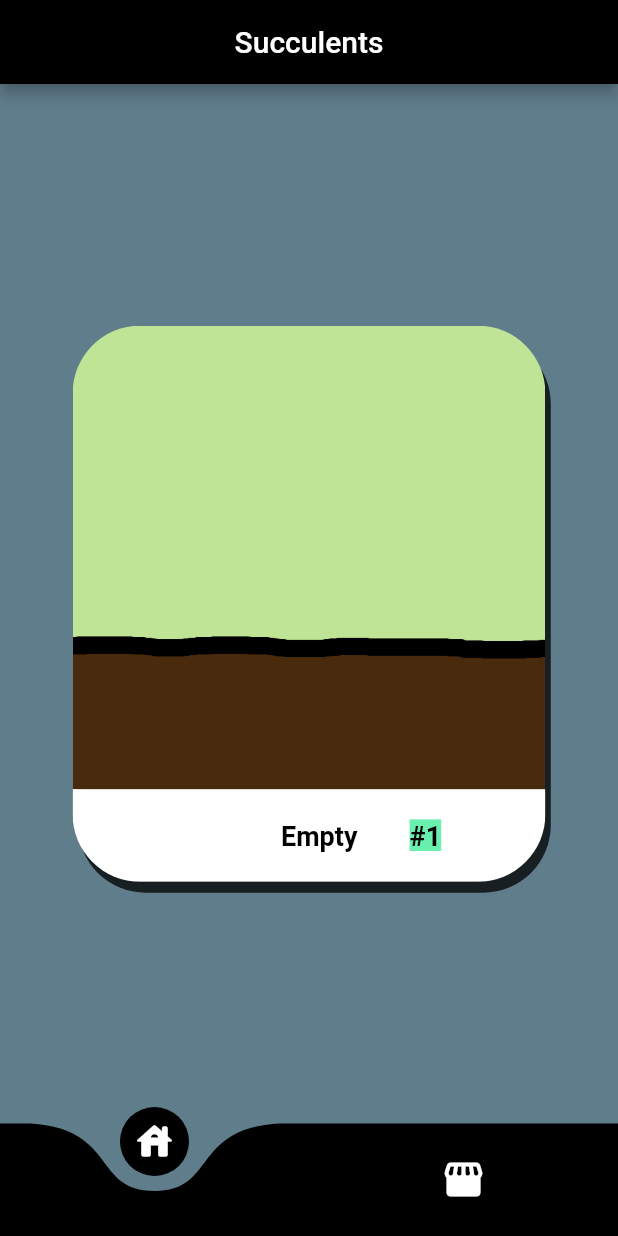
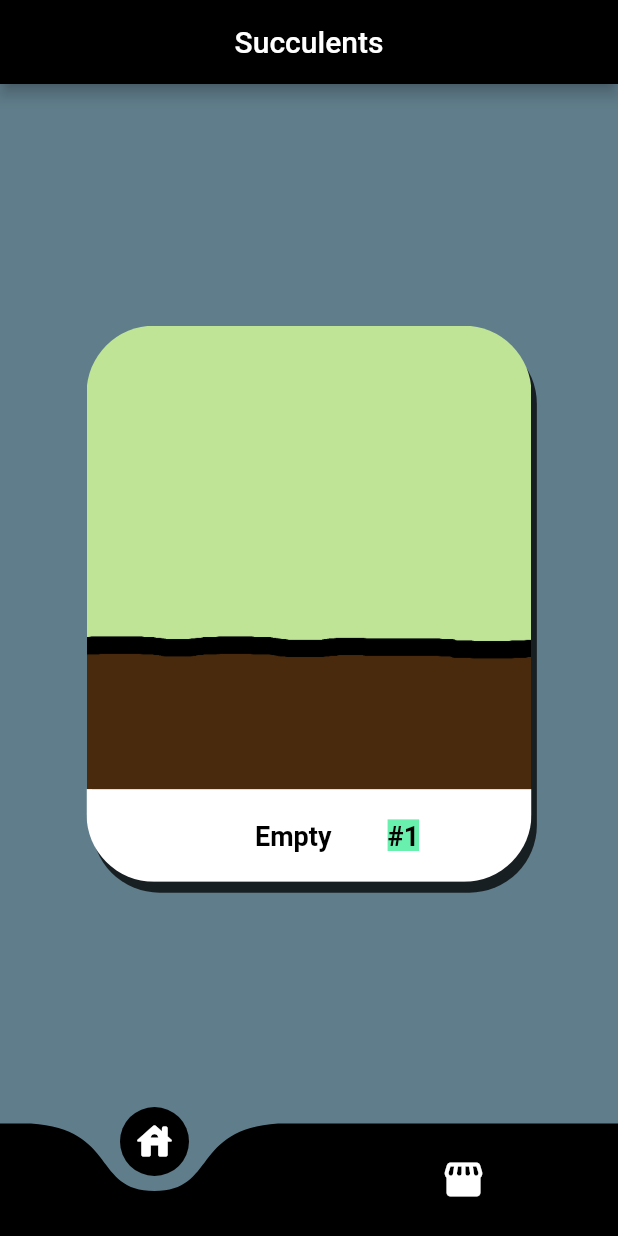
Before and after one commit to camerondugan/Succulent-App, a Flutter app: the screen it shows after launch, on a phone screen of 412 x 824 dp. Run offline on Flutter 3.47's test engine with Material 2 defaults, Android fonts, the light colour scheme and no system bars; drawn by our look-alikes of curved_navigation_bar; missing offline and left inert: window_size; project files that could hold a hidden picture were left out.

Commit message:
added back desktop resizing

```diff
--- a/lib/main.dart
+++ b/lib/main.dart
@@ -1,5 +1,6 @@
 import 'dart:io';
 import 'dart:math';
+import 'dart:ui';
 import 'package:flutter/services.dart';
 import 'package:flutter/material.dart';
 import 'package:succ/shop.dart';
@@ -9,7 +10,7 @@ import 'package:window_size/window_size.dart';
 import 'package:curved_navigation_bar/curved_navigation_bar.dart';
 
 void main() {
-  setWindowSize();
+  //setWindowSize();
   runApp(const MyApp());
 }
 
@@ -46,6 +47,14 @@ String growPlant(String plant) {
   return plant;
 }
 
+class AppScrollBehavior extends MaterialScrollBehavior {
+  @override
+  Set<PointerDeviceKind> get dragDevices => {
+        PointerDeviceKind.touch,
+        PointerDeviceKind.mouse,
+      };
+}
+
 class MyApp extends StatelessWidget {
   const MyApp({Key? key}) : super(key: key);
 
@@ -57,6 +66,7 @@ class MyApp extends StatelessWidget {
       theme: ThemeData.light(),
       darkTheme: ThemeData.dark(), // standard dark theme
       themeMode: ThemeMode.system, // device controls theme
+      scrollBehavior: AppScrollBehavior(),
       home: const Succ(title: 'Succulents'),
     );
   }
@@ -221,17 +231,19 @@ class _SuccState extends State<Succ> {
 
   @override
   Widget build(BuildContext context) {
-    var cardHeight = MediaQuery.of(context).size.width;
+    var cardHeight = MediaQuery.of(context).size.height;
+    var cardWidth = MediaQuery.of(context).size.width;
+    print(cardWidth / cardHeight);
     var tagHeight = 2;
     var _pages = <Widget>[
       Center(
         // Plant Cards
         child: SizedBox(
-          height: cardHeight,
+          height: min(cardHeight, cardWidth),
           child: PageView.builder(
             itemCount: plants.length,
             controller: PageController(
-              viewportFraction: .85,
+              viewportFraction: .8,
             ),
             onPageChanged: (int i) => setState(() => pindex = i),
             physics: const BouncingScrollPhysics(),
--- a/lib/plant_card.dart
+++ b/lib/plant_card.dart
@@ -55,13 +55,13 @@ class PlantCard extends StatelessWidget {
                   Image.asset(
                     "assets/plantbg.jpg",
                     height: height,
-                    width: height,
+                    width: MediaQuery.of(context).size.width,
                     fit: BoxFit.fill,
                   ),
                   Image.asset(
                     plant,
                     height: height,
-                    fit: BoxFit.fitWidth,
+                    fit: BoxFit.cover,
                   ),
                 ],
               ),
@@ -88,7 +88,6 @@ class PlantCard extends StatelessWidget {
                     Center(
                       child: Row(
                         children: [
-                          const Spacer(),
                           const Spacer(),
                           const Spacer(),
                           const Spacer(),
--- a/pubspec.yaml
+++ b/pubspec.yaml
@@ -25,6 +25,8 @@ dev_dependencies:
   flutter_test:
     sdk: flutter
   flutter_lints: ^1.0.0
+  build_runner: ^1.6.2
+  build_web_compilers: ^2.12.0
 
 flutter:
   uses-material-design: true
```
Also changed, not shown: pubspec.lock, 2 other files.
